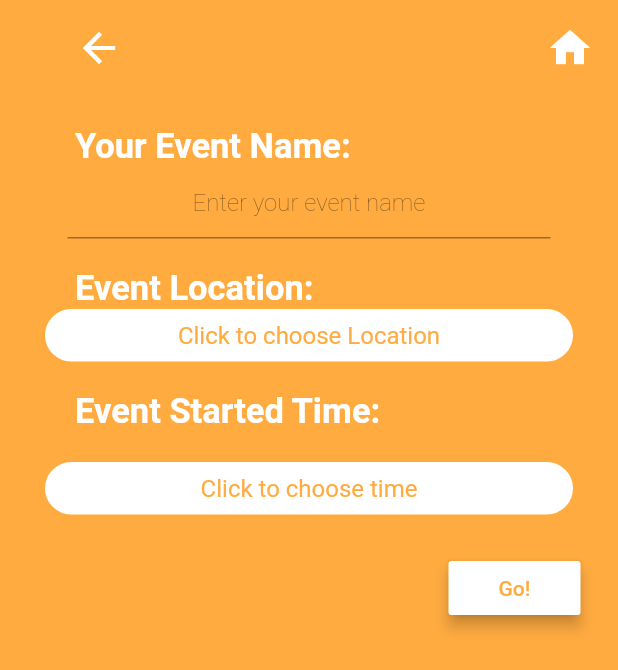
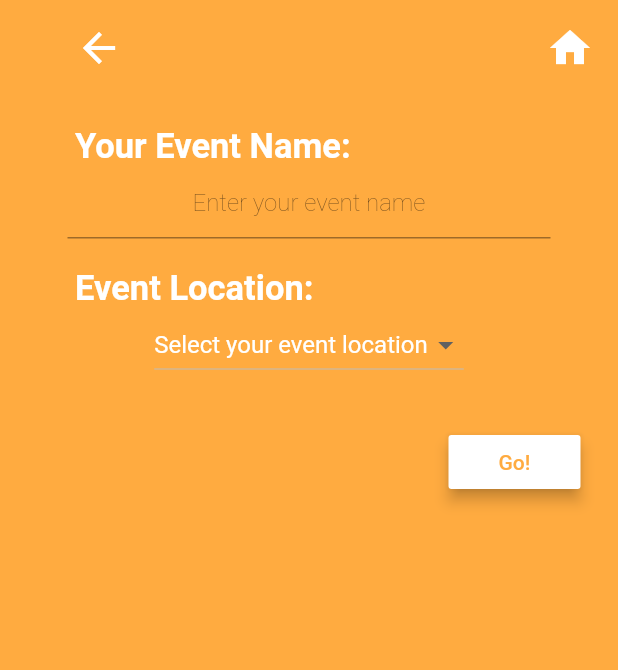
Before and after one commit to softdev-quorra-legacy/project_code_new, a Flutter app: the activity screen opened by its route, on a phone screen of 412 x 824 dp. Shown: the top 670 px of the screen. Run offline on Flutter 3.47's test engine with Material 2 defaults, Android fonts, the phone set to English and light mode, and no system bars; our stand-ins replace cloud_firestore, firebase_auth, firebase_database, flutter_datetime_picker, google_maps_flutter, google_sign_in and 1 more; missing offline and left inert: autocomplete_textfield, flutter_alert; accounts and stored records are empty.

```diff
--- a/lib/activity_search.dart
+++ b/lib/activity_search.dart
@@ -4,6 +4,11 @@ import 'package:flutter/material.dart';
 //import 'package:flutter_cupertino_date_picker/flutter_cupertino_date_picker.dart';
 import 'package:flutter_datetime_picker/flutter_datetime_picker.dart';
 //import 'package:intl/intl.dart';
+//import 'package:location/location.dart' as LocationManager;
+//import 'package:google_maps_webservice/places.dart';
+//import 'package:flutter_google_places/flutter_google_places.dart';
+import 'package:pickup_app/classes.dart';
+import 'globals.dart' as globals;
 
 
 
@@ -12,12 +17,16 @@ class activity extends StatefulWidget{
   @override
   _activityState createState() => _activityState();
 }
+//onConfirm: (date) {
+//                        print('confirm $date');
+//                      },
 
 // ignore: camel_case_types
 class _activityState extends State<activity> {
   final _eventController = TextEditingController();
-  final _locationController = TextEditingController();
   bool _validate = false;
+  final _date = DateTime.now();
+
 
   @override
   void dispose() {
@@ -98,7 +107,7 @@ class _activityState extends State<activity> {
 //                  labelText: 'Create your own event',
                   hintText: 'Enter your event name',
                   contentPadding: EdgeInsets.all(10),
-                  errorText: _validate ? 'Event Name Can\'t Be Empty' : null
+                  errorText: _validate ? 'Event Name Can\'t Be Empty' : null,
                 ),
                 textCapitalization: TextCapitalization.words,
                 textAlign: TextAlign.center,
@@ -123,121 +132,98 @@ class _activityState extends State<activity> {
               ),
             ),
 //            SizedBox(height: 5.0,),
-           /* Padding(
+            Padding(
               padding: const EdgeInsets.symmetric(horizontal: 45.0),
-              child: new TextField(
-                controller: _locationController,
-                decoration: InputDecoration(
-//                  labelText: 'The location of your event',
-                  hintText: 'Enter an address or a location name',
-                  contentPadding: EdgeInsets.all(10),
-//                  labelStyle: new TextStyle(
-//                    color: Colors.white,
-//                    fontWeight: FontWeight.bold,
-//                  ),
-                ),
-                textCapitalization: TextCapitalization.words,
-                textAlign: TextAlign.center,
-                style: new TextStyle(
-                    fontSize:16.0,
-                    color: const Color(0xFFFFFFFF),
-                    fontWeight: FontWeight.w200,
-                    fontFamily: "Roboto",
-                ),
-              ),
-            ),*/
-                Padding(
-              padding: EdgeInsets.symmetric(horizontal: 30.0),
-              child: InkWell(
-                splashColor: Color(0xFF424242),//it revealed white only when it's in a pressed state
-               /* onTap: (){
-                  DatePicker.showDateTimePicker(
-                      context,
-                      showTitleActions: true,
-                      onChanged: (date) {
-                        print('change $date');
-                      }, onConfirm: (date) {
-                    print('confirm $date');
-                  },
-                      currentTime: DateTime.now()
-                  );
-                },*/
-                child: new Container(
-                  //width: 100.0,
-                  height: 35.0, //Button size
-                  decoration: new BoxDecoration(
-                    color: Colors.white,
-                    border: new Border.all(color: Colors.white),
-                    borderRadius: new BorderRadius.circular(35.0),
-                  ),
-                  child: new Center(
-                    child: new Text(
-                      'Click to choose Location',
-                      style: new TextStyle(
+              child: Theme(
+                  data: Theme.of(context).copyWith(brightness: Brightness.light),
+                  child: Align(
+                    alignment: Alignment.center,
+                    child: DropdownButton(
+                      items: <String>['Ferrand', 'Norlin Quad', 'Kittridge Fields', 'Engineering Quad'].map((String value){
+                        return new DropdownMenuItem<String>(
+                          value: value,
+                          child: new Text(value),
+                        );
+                      }).toList(),
+                      hint: new Text('Select your event location',
+                        style: new TextStyle(
+                          color: Colors.white,
                           fontSize: 16.0,
-                          color: Colors.orangeAccent
+                        ),
+                        textAlign: TextAlign.center,
                       ),
+                      onChanged: (value){
+                        globals.curfield = globals.fieldmap[value];
+
+                        //value ? fields[1] = true : fields[1] = false;
+//                      Navigator.of(context).pushNamed('/game_select');
+                        print("$value");
+                      },
                     ),
-                  ),
-                ),
+                  )
               ),
             ),
-
-
-
-
-
-            SizedBox(height: 20.0,),
-            Padding(
-              padding: const EdgeInsets.symmetric(horizontal: 50.0),
-              child: new Text(
-                "Event Started Time:",
-                style: new TextStyle(
-                    fontSize: 23.0,
-                    color: const Color(0xFFFFFFFF),
-                    fontWeight: FontWeight.bold,
-                    fontFamily: "Roboto"
-                ),
-                textAlign: TextAlign.left,
-              ),
-            ),
-            SizedBox(height: 20.0,),
-            Padding(
-              padding: EdgeInsets.symmetric(horizontal: 30.0),
-              child: InkWell(
-                splashColor: Color(0xFF424242),//it revealed white only when it's in a pressed state
-                onTap: (){
-                  DatePicker.showDateTimePicker(
-                      context,
-                      showTitleActions: true,
-                      onChanged: (date) {
-                        print('change $date');
-                      }, onConfirm: (date) {
-                    print('confirm $date');
-                  },
-                      currentTime: DateTime.now()
-                  );
-                },
-                child: new Container(
-                  //width: 100.0,
-                  height: 35.0, //Button size
-                  decoration: new BoxDecoration(
-                    color: Colors.white,
-                    border: new Border.all(color: Colors.white),
-                    borderRadius: new BorderRadius.circular(35.0),
-                  ),
-                  child: new Center(
-                    child: new Text(
-                      'Click to choose time',
-                      style: new TextStyle(
-                          fontSize: 16.0,
-                          color: Colors.orangeAccent
-                      ),
-                    ),
-                  ),
-                ),
-              ),
-            ),
+            SizedBox(height: 5.0,),
+//            Padding(
+//              padding: const EdgeInsets.symmetric(horizontal: 50.0),
+//              child: new Text(
+//                "Event Started Time:",
+//                style: new TextStyle(
+//                    fontSize: 23.0,
+//                    color: const Color(0xFFFFFFFF),
+//                    fontWeight: FontWeight.bold,
+//                    fontFamily: "Roboto"
+//                ),
+//                textAlign: TextAlign.left,
+//              ),
+//            ),
+//            SizedBox(height: 20.0,),
+//            Padding(
+//              padding: EdgeInsets.symmetric(horizontal: 30.0),
+//              child: Column(
+//                mainAxisSize: MainAxisSize.min,
+//                children: <Widget>[
+//                  InkWell(
+//                    splashColor: Color(0xFF424242),//it revealed white only when it's in a pressed state
+//                    onTap: (){
+//                      DatePicker.showDateTimePicker(
+//                          context,
+//                          showTitleActions: true,
+//                          onChanged: (date) {
+//                            print('change $date');
+//                          },
+//                          onConfirm: (date) {
+//                          print('confirm $date');
+//                          },
+//                          currentTime: DateTime.now()
+//                      );
+//                    },
+//                    child: new Container(
+//                      //width: 100.0,
+//                      height: 35.0, //Button size
+//                      decoration: new BoxDecoration(
+//                        color: Colors.white,
+//                        border: new Border.all(color: Colors.white),
+//                        borderRadius: new BorderRadius.circular(35.0),
+//                      ),
+//                      child: new Center(
+//                        child: new Text(
+////                      errorText: _validate ? 'Event Name Can\'t Be Empty' : null
+//                          'Click to choose time',
+//                          style: new TextStyle(
+//                            fontSize: 16.0,
+//                            color: Colors.orangeAccent,
+//                          ),
+//                        ),
+//
+//                      ),
+//                    ),
+//                  ),
+//                  SizedBox(height: 5,),
+//                  Text("Your event will start on: $_date"),
+//                ],
+//              ),
+//            ),
             //TODO Public/Private Event Using Radio
             Padding(
               padding: EdgeInsets.all(25.0),
@@ -253,58 +239,20 @@ class _activityState extends State<activity> {
                       setState(() {
                         _eventController.text.isEmpty ? _validate = true : _validate = false;
                       });
-//                      if (_validate = true){
-//                        Navigator.of(context).pushNamed('/map');
-//                      } else {
-//                        print("Error Text");
-//                      }
+                      if (_validate == true){
+                        return _eventController.text.isEmpty;
+                      } else {
+
+                        createGame(_eventController.text, globals.curfield.name, globals.curfield.lat, globals.curfield.lon, 7);
+                        Navigator.of(context).pushNamed('/map');
+                      }
                     }
                 )
               ),
             ),
-            //            FlatButton(
-//                onPressed: () {
-//                  DatePicker.showDateTimePicker(
-//                      context,
-//                      showTitleActions: true,
-//                      onChanged: (date) {
-//                        print('change $date');
-//                      }, onConfirm: (date) {
-//                        print('confirm $date');
-//                      },
-//                      currentTime: DateTime.now()
-//                  );
-//                },
-//                child: Text(
-//                  'Click to choose time',
-//                  style: TextStyle(
-//                    color: Colors.white,
-//                    fontSize: 16.0,
-//                  ),
-//                )
-//            ),
-
-//            DateTimePickerFormField(
-//              format: dateFormat,
-//              decoration: InputDecoration(labelText: 'Date'),
-//              onChanged: (dt) => setState(() => date = dt),
-//            ),
-//            SizedBox(height: 16.0),
-//            TimePickerFormField(
-//              format: timeFormat,
-//              decoration: InputDecoration(labelText: 'Time'),
-//              onChanged: (t) => setState(() => time = t),
-//            ),
-//            SizedBox(height: 16.0),
-//            Text('date.toString(): $date', style: TextStyle(fontSize: 18.0)),
-//            SizedBox(height: 16.0),
-//            Text('time.toString(): $time', style: TextStyle(fontSize: 18.0)),
           ],
-              ),
-            ),
-          //],
-        //),
-      //),
+        ),
+      ),
     backgroundColor: Colors.orangeAccent,
     );
   }
--- a/lib/form.dart
+++ b/lib/form.dart
@@ -61,6 +61,10 @@ class RegFormState extends State<RegForm> {
           'phone': phone,
           'userID': globals.userId
         };
+        addUser(globals.userId, 'N/A', first, last);
+        readGames();
+        getUser(globals.userId);
+        setmarks();
         crudObj.addUserData(userData);
         Navigator.pushNamed(context, '/');
         //_showQuestionDialog();
--- a/lib/globals.dart
+++ b/lib/globals.dart
@@ -1,7 +1,11 @@
 library database.globals;
 import 'classes.dart';
+import 'package:google_maps_flutter/google_maps_flutter.dart';
 List<Game> gameslist = [];
 List<Field> fields =  [createField('Ferrand', 40.006009, -105.267693, 1), createField('Norlin Quad', 40.008729, -105.271468, 2), createField('Kittridge Fields', 40.002974, -105.259576, 3), createField('Engineering Quad', 40.006813, -105.264942, 4)];
 User myUser;
 String userId;
 Map gamemap;
+Map fieldmap;
+Field curfield;
+Set<Marker> mapmarks;
--- a/lib/login.dart
+++ b/lib/login.dart
@@ -57,6 +57,9 @@ class LoginState extends State<Login> {
       try {
         //if the user exists and is logging in
           globals.userId = await auth.signInWithEmaiAndPassword(_email, _password);
+          readGames();
+          getUser(globals.userId);
+          setmarks();
           //_showQuestionDialog();
           Navigator.pushNamed(context, '/');
       } catch (e) {
```
Also changed, not shown: lib/classes.dart (+30 -0 lines), lib/map.dart (+8 -6 lines).
